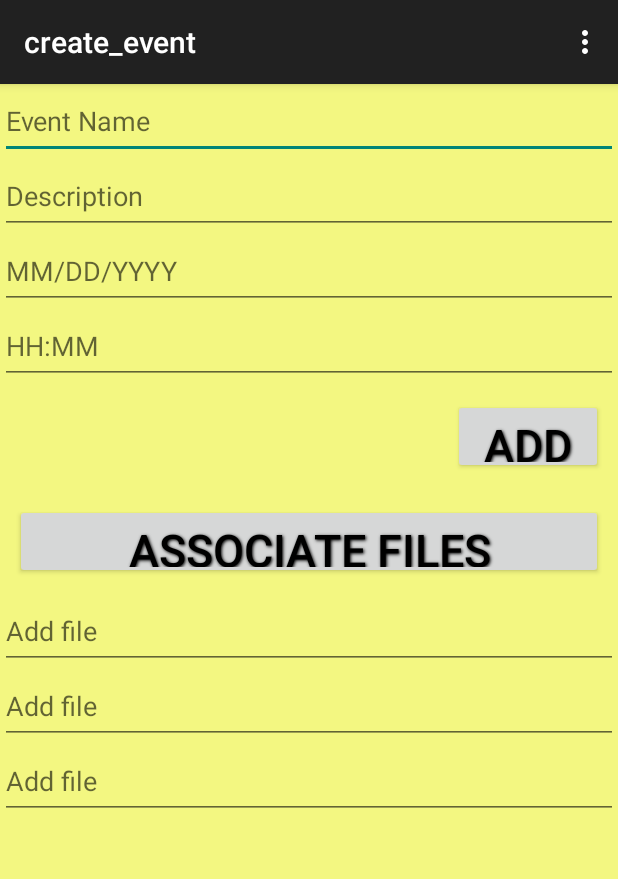
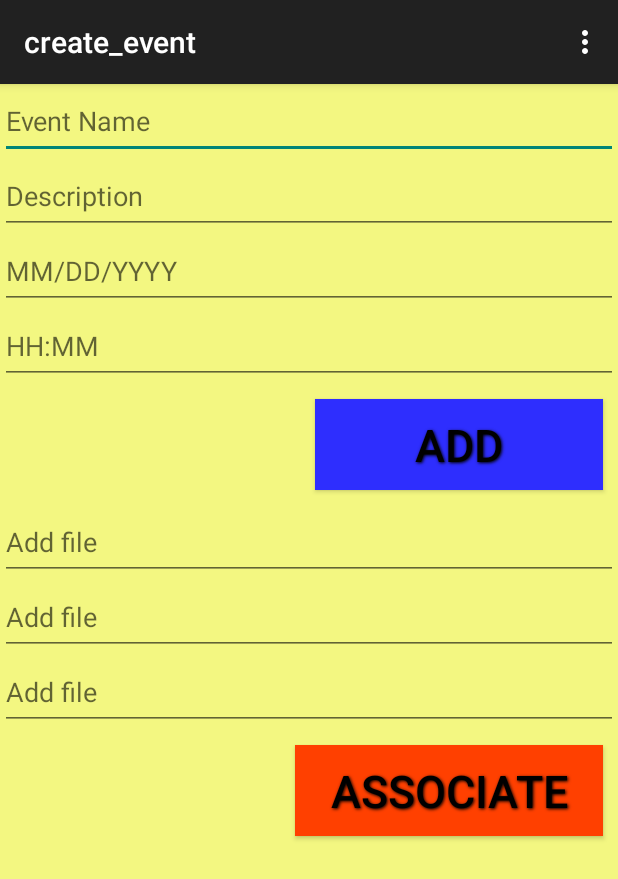
Before and after one commit to bluenavy/requirements, an Android app: the CreateEvent screen opened directly, with no data from a screen before it, on a phone screen of 412 x 824 dp. Shown: the top 879 px of the screen. Run offline under Robolectric (Android 15) with nearby library versions, the phone set to English and light mode, and no system bars.

Commit message:
Sprint 1 and 2

```diff
--- a/RetentionScheduler1/app/src/main/java/com/example/retentionscheduler/CreateEvent.java
+++ b/RetentionScheduler1/app/src/main/java/com/example/retentionscheduler/CreateEvent.java
@@ -6,7 +6,7 @@
 Initial Code Authored by: Neil Jonathan A. Joaquin, David Relao*/
 /* File Creation Date:
     Development Group: Blue Navy Inc.
-    Client Group:
+    Client Group: Purple McShort Shorts
     Purpose of file: Creates the Event and save it in a text file.
 */
 package com.example.retentionscheduler;
@@ -88,7 +88,7 @@ public class CreateEvent extends ActionBarActivity implements OnClickListener {
 				dao.writeFile(name, description, date, time, stringBuilder.toString());
 				dao.readFile();
 				Toast.makeText(CreateEvent.this, "Event Added!",Toast.LENGTH_LONG).show();
-				Intent intent = new Intent(this, viewInfo.class);
+				Intent intent = new Intent(this, CreateEvent.class);
 				startActivity(intent);
 			}catch (Exception e) {
 				System.out.println(Log.getStackTraceString(e));
--- a/RetentionScheduler1/app/src/main/java/com/example/retentionscheduler/DataAccessObject.java
+++ b/RetentionScheduler1/app/src/main/java/com/example/retentionscheduler/DataAccessObject.java
@@ -26,19 +26,19 @@ import android.widget.EditText;
 
 public class DataAccessObject{
 
-	static Context fileContext;
+     static Context fileContext;
 	String receiveString = "";
-    StringBuilder stringBuilder = new StringBuilder();
-    StringBuilder global = new StringBuilder();
+     StringBuilder stringBuilder = new StringBuilder();
+     StringBuilder global = new StringBuilder();
 
 	DataAccessObject (Context fileContext) {
 		DataAccessObject.fileContext = fileContext;
 	}
 
      /*
-     Method name: onClick
-     Purpose: Creates the clickable buttons
-     Calling Arguments:
+     Method name: writeFile
+     Purpose: Writes the data on a textfile
+     Calling Arguments:EditTex
      Required Files:
      Database Tables:
      Return value: None
@@ -91,7 +91,7 @@ public class DataAccessObject{
 	public void readFile() throws FileNotFoundException{
 		InputStream inputStream = fileContext.openFileInput("database.txt");
 		String current="";
-        BufferedReader bufferedReader = new BufferedReader(new InputStreamReader(inputStream));
+          BufferedReader bufferedReader = new BufferedReader(new InputStreamReader(inputStream));
 
 		try {
 			if (inputStream != null) {
@@ -114,18 +114,5 @@ public class DataAccessObject{
 		System.out.println(current);
 	}
 
-     /*
-     Method name: onClick
-     Purpose: Creates the clickable buttons
-     Calling Arguments:
-     Required Files:
-     Database Tables:
-     Return value: None
-     */
-
-	public String getString() {
-		this.global = global;
-		return global.toString();
-	}
 
 }
--- a/RetentionScheduler1/app/src/main/java/com/example/retentionscheduler/MainActivity.java
+++ b/RetentionScheduler1/app/src/main/java/com/example/retentionscheduler/MainActivity.java
@@ -6,7 +6,7 @@
 Initial Code Authored by: Neil Jonathan A. Joaquin, David Relao*/
 /* File Creation Date:
     Development Group: Blue Navy Inc.
-    Client Group:
+    Client Group: Purple McShort Shorts
     Purpose of file: Main Executable Android File.
 */
 package com.example.retentionscheduler;
--- a/RetentionScheduler1/app/src/main/res/layout/create_event.xml
+++ b/RetentionScheduler1/app/src/main/res/layout/create_event.xml
@@ -3,7 +3,8 @@
     android:layout_width="match_parent"
     android:layout_height="match_parent"
     android:orientation="vertical"
-   	android:background="#F3F781">
+   	android:background="#F3F781"
+    android:weightSum="1">
 
     <EditText
         android:id="@+id/event_name"
@@ -16,64 +17,68 @@
        	android:id="@+id/description_name"
 	    android:layout_width="match_parent"
 	    android:layout_height="50dp"
-	    android:textColor="@color/text_color"
+        android:textColor="#000000"
 	    android:hint="@string/hint_desc"/>
 
     <EditText
        	android:id="@+id/dated"
 	    android:layout_width="match_parent"
 	    android:layout_height="50dp"
-	    android:textColor="@color/text_color"
+        android:textColor="#000000"
 	    android:hint="@string/hint_date"/>
 
     <EditText
        	android:id="@+id/time"
 	    android:layout_width="match_parent"
 	    android:layout_height="50dp"
-	    android:textColor="@color/text_color"
+        android:textColor="#000000"
 	    android:hint="@string/hint_time"/>
 
     <Button
         android:id="@+id/add_events"
         style="@style/ButtonText"
-        android:layout_width="100dp"
-        android:layout_height="50dp"
+        android:layout_width="192dp"
+        android:layout_height="wrap_content"
       	android:layout_gravity="end"
         android:textColor="#000000"
         android:padding="10dp"
         android:onClick="onClick"
-        android:text="@string/add_events"/>
-
-    <Button
-        android:id="@+id/associate_notes"
-        style="@style/ButtonText"
-        android:layout_width="match_parent"
-        android:layout_height="50dp"
-        android:layout_marginLeft="50dp"
-        android:layout_marginRight="50dp"
-        android:textColor="#000000"
-        android:padding="10dp"
-        android:text="@string/assoc_note"/>
+        android:text="Add"
+        android:background="#2E2EFE"
+        />
 
     <EditText
         android:id="@+id/file"
         android:layout_width="match_parent"
     	android:layout_height="50dp"
-        android:textColor="@color/text_color"
+        android:textColor="#000000"
         android:hint="Add file"/>
 
     <EditText
         android:id="@+id/file1"
         android:layout_width="match_parent"
     	android:layout_height="50dp"
-        android:textColor="@color/text_color"
+        android:textColor="#000000"
         android:hint="Add file"/>
 
     <EditText
         android:id="@+id/file2"
         android:layout_width="match_parent"
     	android:layout_height="50dp"
-        android:textColor="@color/text_color"
+        android:textColor="#000000"
         android:hint="Add file"/>
 
+    <Button
+        android:id="@+id/associate_notes"
+        style="@style/ButtonText"
+        android:layout_width="205dp"
+        android:layout_height="wrap_content"
+        android:layout_marginLeft="50dp"
+        android:layout_marginRight="50dp"
+        android:textColor="#000000"
+        android:padding="10dp"
+        android:text="Associate"
+        android:layout_gravity="right"
+        android:background="#FF4000"/>
+
 </LinearLayout>
--- a/RetentionScheduler1/app/src/main/res/layout/event_information.xml
+++ b/RetentionScheduler1/app/src/main/res/layout/event_information.xml
@@ -3,7 +3,7 @@
     android:layout_width="match_parent"
     android:layout_height="match_parent"
     android:orientation="vertical"
-    android:background="@drawable/background">
+    android:background="#F3F781">
 
     <TextView
         android:id="@+id/info"
```
Also changed, not shown: RetentionScheduler1/app/src/main/java/com/example/retentionscheduler/ManageActivity.java (+10 -8 lines), RetentionScheduler1/app/src/main/java/com/example/retentionscheduler/viewInfo.java (+4 -4 lines), RetentionScheduler1/app/src/main/res/layout/manage.xml (+4 -5 lines), 18 other files. Lines whose indentation alone changed are shown as unchanged.
